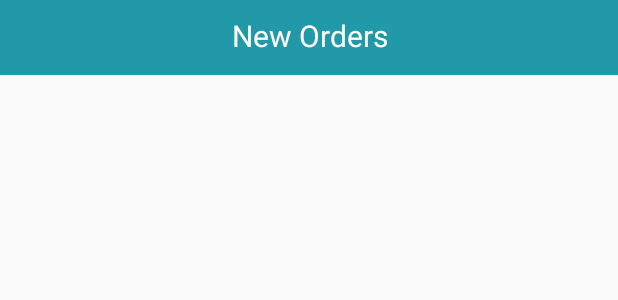
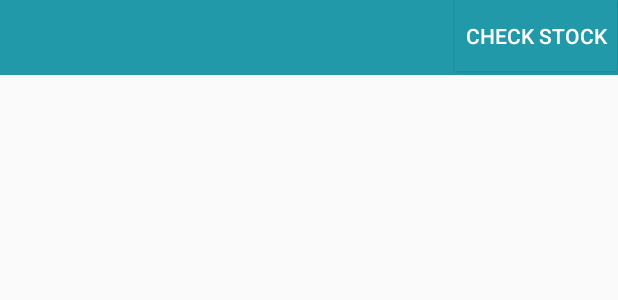
Before and after one commit to Isini-Dananjana/MADD-PharmacyApp, an Android app: the layout activity_admin_new_orders.xml on its own in the app's theme, with its tools: preview values and no code run, on a phone screen of 412 x 824 dp. Shown: the top 300 px of the screen. Run offline under Robolectric (Android 15) with nearby library versions, the phone set to English and light mode, and no system bars.

Commit message:
stock/new orders completed

```diff
--- a/app/src/main/res/layout/activity_admin_new_orders.xml
+++ b/app/src/main/res/layout/activity_admin_new_orders.xml
@@ -17,11 +17,23 @@
             android:id="@+id/total_price"
             android:layout_width="match_parent"
             android:layout_height="wrap_content"
-            android:text="New Orders"
+            android:layout_marginTop="10dp"
+            android:textAlignment="center"
             android:textColor="@android:color/white"
-            android:textSize="20dp"
-            android:textAlignment="center"
-            android:layout_marginTop="10dp"/>
+            android:textSize="20dp" />
+
+        <Button
+            android:id="@+id/btn_stock_items"
+            android:layout_width="108dp"
+            android:layout_height="47dp"
+            android:layout_alignParentStart="true"
+            android:layout_alignParentTop="true"
+            android:layout_marginStart="303dp"
+            android:layout_marginTop="0dp"
+            android:background="@color/colorPrimaryDark"
+            android:text="Check Stock"
+            android:textColor="@color/design_default_color_background"
+            android:textColorHint="@color/design_default_color_error" />
     </RelativeLayout>
 
     <androidx.recyclerview.widget.RecyclerView
```
Also changed, not shown: app/src/main/AndroidManifest.xml (+21 -18 lines), app/src/main/java/com/example/medicare_pharmacyapp/SendMessage.java (added, +127 -0 lines), app/src/main/java/com/example/medicare_pharmacyapp/admin_newOrders.java (+29 -0 lines), app/src/main/res/layout/activity_admin_panel.xml (+5 -4 lines), app/src/main/res/layout/orders_layout.xml (+11 -10 lines), app/src/main/res/drawable-v24/back.jpg (added), app/src/main/res/drawable-v24/ww.jpg (added), app/src/main/res/drawable/cc.jpg (added), app/src/main/res/drawable/doc.jpg (added), app/src/main/res/drawable/ee.jpg (added), app/src/main/res/drawable/gg.jpg (added), app/src/main/res/drawable/medii.jpg (added), app/src/main/res/drawable/pp.jpg (added), app/src/main/res/drawable/rr.jpg (added), 1 more files.
